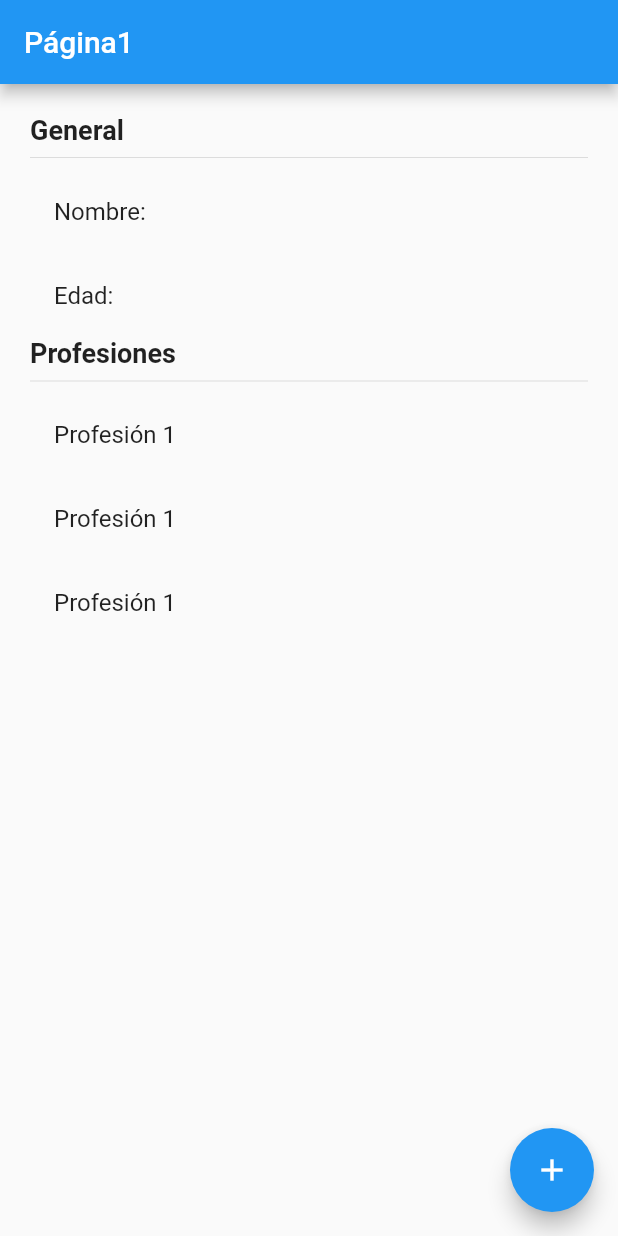
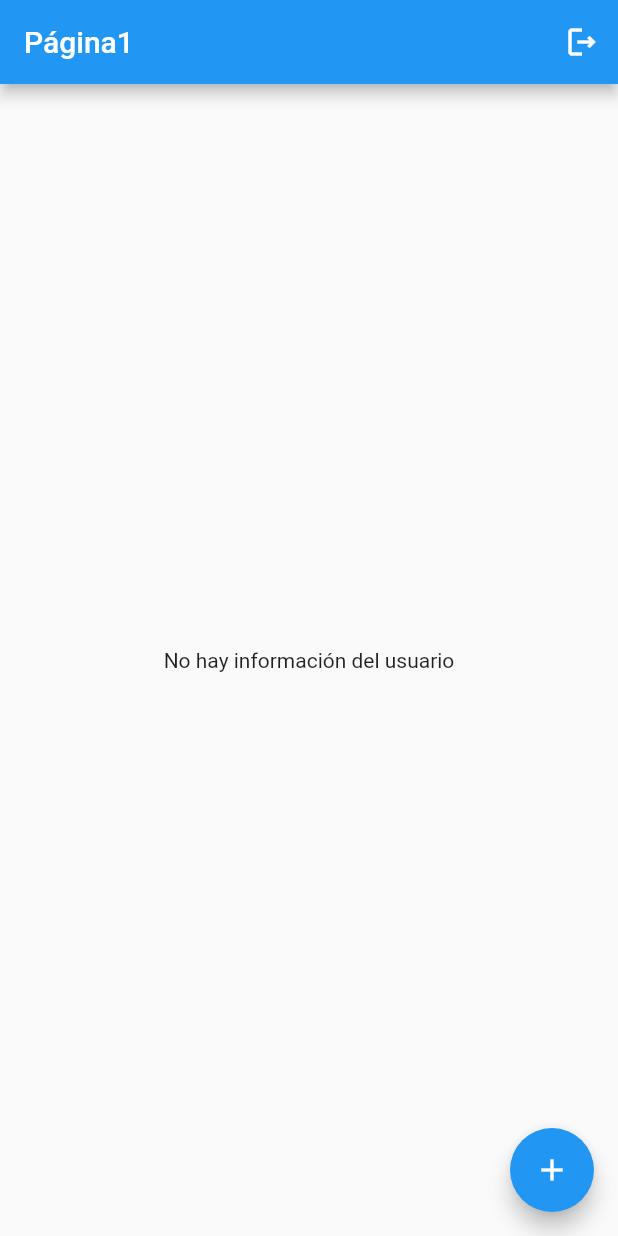
Before and after one commit to Papeel/flutter_state_management, a Flutter app: the screen it shows after launch, on a phone screen of 412 x 824 dp. Run offline on Flutter 3.47's test engine with Material 2 defaults, Android fonts, the phone set to English and light mode, and no system bars; our stand-ins replace flutter_bloc.

Commit message:
Cubit terminado

```diff
--- /dev/null
+++ b/lib/bloc/usuario/usuario_cubit.dart
@@ -0,0 +1,36 @@
+import 'package:estados/models/user.dart';
+import 'package:flutter/cupertino.dart';
+import 'package:flutter_bloc/flutter_bloc.dart';
+part 'usuario_state.dart';
+
+class UsuarioCubit extends Cubit<UsuarioState> {
+  UsuarioCubit() : super(UsuarioInitial());
+
+  void seleccionarUsuario(Usuario user){
+    emit(UsuarioActivo(user));
+  }
+
+  void cambiarEdad(int edad){
+    final currentState = state;
+    if( currentState is UsuarioActivo){
+      final newUser = currentState.usuario.copyWith(edad: 30);
+      emit(UsuarioActivo(newUser));
+    }
+  }
+
+  void agregarProfesion(){
+    final currentState = state;
+    if( currentState is UsuarioActivo){
+      final newProfesiones = [
+        ...currentState.usuario.profesiones,
+        'Profesion ${currentState.usuario.profesiones.length + 1}'
+      ];
+      final newUser = currentState.usuario.copyWith(profesiones: newProfesiones);
+      emit(UsuarioActivo(newUser));
+    }
+  }
+
+  void borrarUsuario(){
+    emit(UsuarioInitial());
+  }
+}
--- /dev/null
+++ b/lib/bloc/usuario/usuario_state.dart
@@ -0,0 +1,17 @@
+
+
+part of 'usuario_cubit.dart';
+
+@immutable
+abstract class UsuarioState {}
+
+class UsuarioInitial extends UsuarioState{
+  final existeUsuario  = false;
+}
+
+class UsuarioActivo extends UsuarioState{
+  final existeUsuario  = true;
+  final Usuario usuario;
+
+  UsuarioActivo(this.usuario);
+}
--- a/lib/main.dart
+++ b/lib/main.dart
@@ -1,10 +1,26 @@
+import 'package:estados/bloc/usuario/usuario_cubit.dart';
 import 'package:estados/pages/pagina1_page.dart';
 import 'package:estados/pages/pagina2_page.dart';
 import 'package:flutter/material.dart';
+import 'package:flutter_bloc/flutter_bloc.dart';
 
 void main() {
-  runApp(const MyApp());
+  runApp(AppState());
 }
+
+class AppState extends StatelessWidget {
+
+  @override
+  Widget build(BuildContext context) {
+    return MultiBlocProvider(
+      providers: [
+        BlocProvider(create: (BuildContext _ ) => UsuarioCubit(),)
+      ],
+      child: MyApp(),
+    );
+  }
+}
+
 
 class MyApp extends StatelessWidget {
   const MyApp({Key? key}) : super(key: key);
--- a/lib/models/user.dart
+++ b/lib/models/user.dart
@@ -1,9 +1,19 @@
 class Usuario {
-  String nombre;
-  int edad;
-  List<String> profesiones;
+  final String nombre;
+  final int edad;
+  final List<String> profesiones;
 
 
-  Usuario({required this.edad,required this.nombre,required this.profesiones});
+  Usuario({required this.edad,required this.nombre, required this.profesiones});
 
+  Usuario copyWith({
+    String? nombre,
+    int? edad,
+    List<String>? profesiones
+  }) =>
+    Usuario(
+    nombre: nombre ?? this.nombre,
+    edad  : edad ?? this.edad,
+    profesiones: profesiones ?? this.profesiones,
+  );
 }
--- a/lib/pages/pagina1_page.dart
+++ b/lib/pages/pagina1_page.dart
@@ -1,4 +1,7 @@
+import 'package:estados/bloc/usuario/usuario_cubit.dart';
+import 'package:estados/models/user.dart';
 import 'package:flutter/material.dart';
+import 'package:flutter_bloc/flutter_bloc.dart';
 
 
 class Pagina1Page extends StatelessWidget {
@@ -8,8 +11,15 @@ class Pagina1Page extends StatelessWidget {
     return Scaffold(
       appBar: AppBar(
         title: Text('Página1'),
+        actions: [
+          IconButton(
+            onPressed: () => context.read<UsuarioCubit>().borrarUsuario()
+            ,
+            icon: Icon(Icons.logout_outlined)
+          )
+        ],
       ),
-      body: InformacionUsuario(),
+      body: BodyScafflod(),
       floatingActionButton: FloatingActionButton(
        child: Icon(Icons.add),
        onPressed: () => Navigator.pushNamed(context, 'pagina2')
@@ -18,10 +28,28 @@ class Pagina1Page extends StatelessWidget {
   }
 }
 
+class BodyScafflod extends StatelessWidget {
+
+  @override
+  Widget build(BuildContext context) {
+    return BlocBuilder<UsuarioCubit, UsuarioState>(
+      builder: (BuildContext _ , state) {
+        switch(state.runtimeType){
+          case UsuarioInitial:
+            return Center(child: Text('No hay información del usuario'),);
+          case UsuarioActivo:
+            return InformacionUsuario((state as UsuarioActivo).usuario);
+          default:
+            return Center(child: Text('Estado no reconocido'),);
+        }
+    },);
+  }
+}
+
 class InformacionUsuario extends StatelessWidget {
-  const InformacionUsuario({
-    Key? key,
-  }) : super(key: key);
+
+  final Usuario usuario;
+  const InformacionUsuario(this.usuario);
 
   @override
   Widget build(BuildContext context) {
@@ -34,14 +62,12 @@ class InformacionUsuario extends StatelessWidget {
         children: [
           Text('General', style: TextStyle( fontSize: 18, fontWeight: FontWeight.bold),),
           Divider(),
-          ListTile(title: Text('Nombre: '),),
-          ListTile(title: Text('Edad: '),),
+          ListTile(title: Text('Nombre: ${usuario.nombre}'),),
+          ListTile(title: Text('Edad: ${usuario.edad}'),),
 
           Text('Profesiones', style: TextStyle( fontSize: 18, fontWeight: FontWeight.bold),),
           Divider(),
-          ListTile(title: Text('Profesión 1'),),
-          ListTile(title: Text('Profesión 1'),),
-          ListTile(title: Text('Profesión 1'),),
+          ...usuario.profesiones.map((e) => ListTile(title: Text(e))).toList()
         ],
       )
     );
```
Also changed, not shown: lib/pages/pagina2_page.dart (+22 -3 lines), pubspec.yaml (+4 -12 lines), pubspec.lock.
